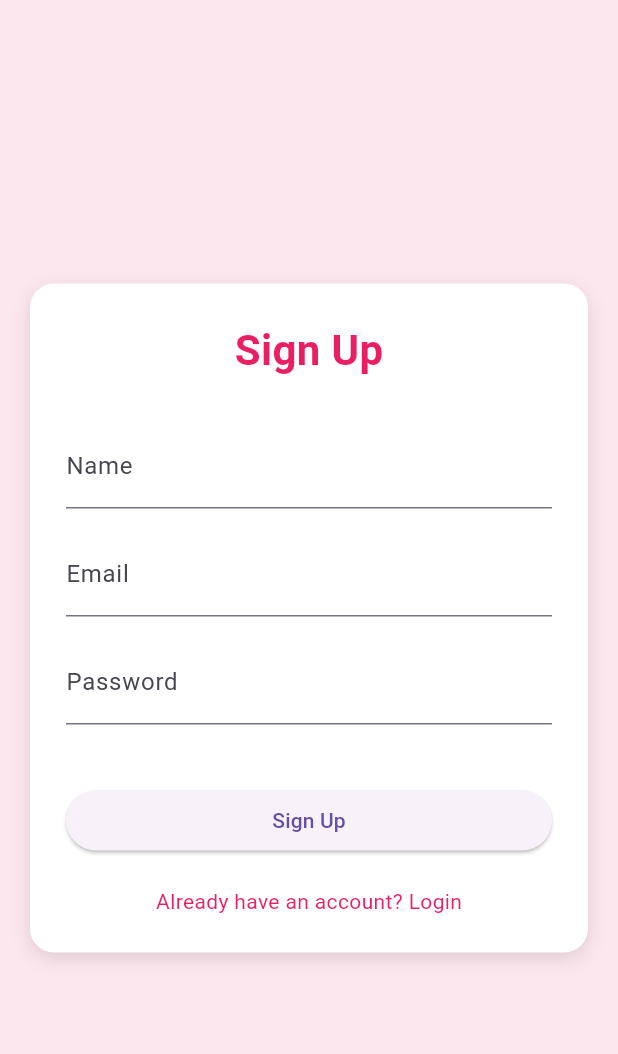
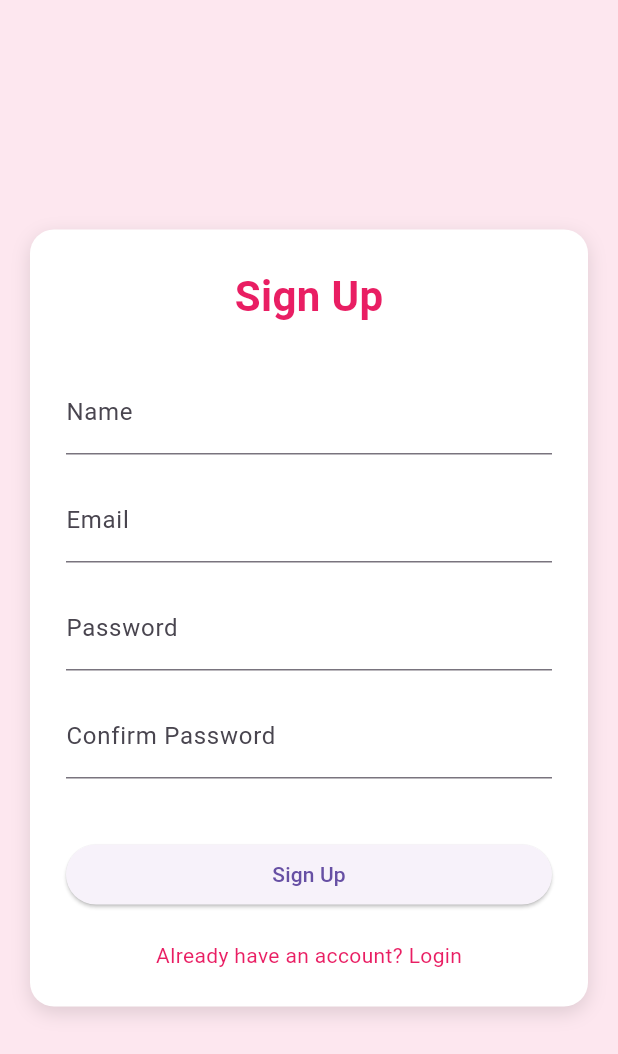
Before and after one commit to ayusha1223/naayu_attire1, a Flutter app: the RegisterScreen screen opened directly, after a tap on "Sign Up", on a phone screen of 412 x 824 dp. Shown: the top 1054 px of the screen. Run offline on Flutter 3.47's test engine with Material 3 defaults, Android fonts, the light colour scheme and no system bars; our stand-ins replace dartz, equatable, hive, hive_flutter; accounts and stored records are empty.

Commit message:
Login Css Improved

```diff
--- a/lib/features/auth/presentation/pages/login_page.dart
+++ b/lib/features/auth/presentation/pages/login_page.dart
@@ -1,12 +1,8 @@
-
-
 import 'package:flutter/material.dart';
 import 'package:naayu_attire1/features/auth/presentation/pages/signup_page.dart';
 import 'package:naayu_attire1/features/auth/presentation/view_model/auth_view_model.dart';
 import 'package:naayu_attire1/features/bottom_screens/presentation/screens/home_screen.dart';
-
 import 'package:provider/provider.dart';
-
 
 class LoginScreen extends StatefulWidget {
   const LoginScreen({super.key});
@@ -54,43 +50,39 @@ class _LoginScreenState extends State<LoginScreen> {
 
                 const SizedBox(height: 30),
 
+                // 🔹 Email (underline style)
                 TextField(
                   controller: emailController,
-                  decoration: InputDecoration(
+                  decoration: const InputDecoration(
                     labelText: "Email",
-                    filled: true,
-                    fillColor: Colors.pink.shade50,
-                    border: OutlineInputBorder(
-                      borderRadius: BorderRadius.circular(12),
-                    ),
+                    border: UnderlineInputBorder(),
                   ),
                 ),
 
-                const SizedBox(height: 16),
+                const SizedBox(height: 24),
 
+                // 🔹 Password (underline style)
                 TextField(
                   controller: passwordController,
                   obscureText: true,
-                  decoration: InputDecoration(
+                  decoration: const InputDecoration(
                     labelText: "Password",
-                    filled: true,
-                    fillColor: Colors.pink.shade50,
-                    border: OutlineInputBorder(
-                      borderRadius: BorderRadius.circular(12),
-                    ),
+                    border: UnderlineInputBorder(),
                   ),
                 ),
 
                 const SizedBox(height: 20),
 
+                // 🔴 Error message
                 if (authVM.errorMessage != null)
                   Text(
                     authVM.errorMessage!,
                     style: const TextStyle(color: Colors.red),
                   ),
 
-                const SizedBox(height: 20),
+                const SizedBox(height: 30),
 
+                // 🔹 Button (same as Sign Up)
                 SizedBox(
                   width: double.infinity,
                   child: ElevatedButton(
@@ -111,43 +103,27 @@ class _LoginScreenState extends State<LoginScreen> {
                               );
                             }
                           },
-                    style: ElevatedButton.styleFrom(
-                      backgroundColor: Colors.pink.shade400,
-                      padding: const EdgeInsets.symmetric(vertical: 14),
-                    ),
                     child: authVM.isLoading
                         ? const CircularProgressIndicator(color: Colors.white)
-                        : const Text(
-                            "Login",
-                            style: TextStyle(color: Colors.white),
-                          ),
+                        : const Text("Login"),
                   ),
                 ),
 
                 const SizedBox(height: 20),
 
-                Row(
-                  mainAxisAlignment: MainAxisAlignment.center,
-                  children: [
-                    const Text("Don't have an account? "),
                 GestureDetector(
                   onTap: () {
-                        Navigator.push(
+                    Navigator.pushReplacement(
                       context,
                       MaterialPageRoute(
                         builder: (_) => const RegisterScreen(),
                       ),
                     );
                   },
-                      child: Text(
-                        "Sign Up",
-                        style: TextStyle(
-                          color: Colors.pink.shade400,
-                          fontWeight: FontWeight.bold,
+                  child: const Text(
+                    "Don't have an account? Sign Up",
+                    style: TextStyle(color: Colors.pink),
                   ),
-                      ),
-                    ),
-                  ],
                 ),
               ],
             ),
--- a/lib/features/auth/presentation/pages/signup_page.dart
+++ b/lib/features/auth/presentation/pages/signup_page.dart
@@ -14,15 +14,27 @@ class _RegisterScreenState extends State<RegisterScreen> {
   final nameController = TextEditingController();
   final emailController = TextEditingController();
   final passwordController = TextEditingController();
+  final confirmPasswordController = TextEditingController();
+
+  String? localError;
 
   @override
   void initState() {
     super.initState();
 
-    // ✅ Clear any previous login error when opening signup screen
+    // Clear any previous auth error
     Future.microtask(() {
       context.read<AuthViewModel>().clearError();
     });
+  }
+
+  @override
+  void dispose() {
+    nameController.dispose();
+    emailController.dispose();
+    passwordController.dispose();
+    confirmPasswordController.dispose();
+    super.dispose();
   }
 
   @override
@@ -80,9 +92,24 @@ class _RegisterScreenState extends State<RegisterScreen> {
                   decoration: const InputDecoration(labelText: "Password"),
                 ),
 
+                const SizedBox(height: 16),
+
+                TextField(
+                  controller: confirmPasswordController,
+                  obscureText: true,
+                  decoration: const InputDecoration(labelText: "Confirm Password"),
+                ),
+
                 const SizedBox(height: 20),
 
-                // ✅ Error message (only when relevant)
+                // 🔴 Local validation error (password mismatch)
+                if (localError != null)
+                  Text(
+                    localError!,
+                    style: const TextStyle(color: Colors.red),
+                  ),
+
+                // 🔴 Backend / ViewModel error
                 if (authVM.errorMessage != null)
                   Text(
                     authVM.errorMessage!,
@@ -97,6 +124,18 @@ class _RegisterScreenState extends State<RegisterScreen> {
                     onPressed: authVM.isLoading
                         ? null
                         : () async {
+                            setState(() {
+                              localError = null;
+                            });
+
+                            if (passwordController.text.trim() !=
+                                confirmPasswordController.text.trim()) {
+                              setState(() {
+                                localError = "Passwords do not match";
+                              });
+                              return;
+                            }
+
                             final success = await authVM.register(
                               fullName: nameController.text.trim(),
                               email: emailController.text.trim(),
@@ -104,10 +143,10 @@ class _RegisterScreenState extends State<RegisterScreen> {
                             );
 
                             if (success && mounted) {
-                              // Clear fields
                               nameController.clear();
                               emailController.clear();
                               passwordController.clear();
+                              confirmPasswordController.clear();
 
                               ScaffoldMessenger.of(context).showSnackBar(
                                 const SnackBar(
```
Also changed, not shown: lib/features/auth/domain/usecases/logout_usecase.dart (added). Lines whose indentation alone changed are shown as unchanged.
